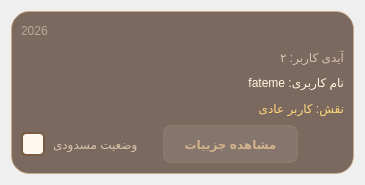
Qt form Client/admin/usercard.ui (Onyx1907/Lumina-EBook-Platform) before a commit.
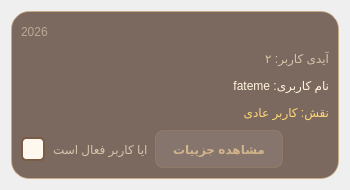
The same form after that commit. Icons and pictures are not drawn.

```diff
--- a/Client/admin/usercard.ui
+++ b/Client/admin/usercard.ui
@@ -6,10 +6,22 @@
    <rect>
     <x>0</x>
     <y>0</y>
-    <width>365</width>
-    <height>185</height>
+    <width>350</width>
+    <height>190</height>
    </rect>
   </property>
+  <property name="minimumSize">
+   <size>
+    <width>350</width>
+    <height>190</height>
+   </size>
+  </property>
+  <property name="maximumSize">
+   <size>
+    <width>350</width>
+    <height>190</height>
+   </size>
+  </property>
   <property name="windowTitle">
    <string>Form</string>
   </property>
@@ -150,7 +162,7 @@
 }</string>
           </property>
           <property name="text">
-           <string>وضعیت مسدودی</string>
+           <string>ایا کاربر فعال است</string>
           </property>
          </widget>
         </item>
```
